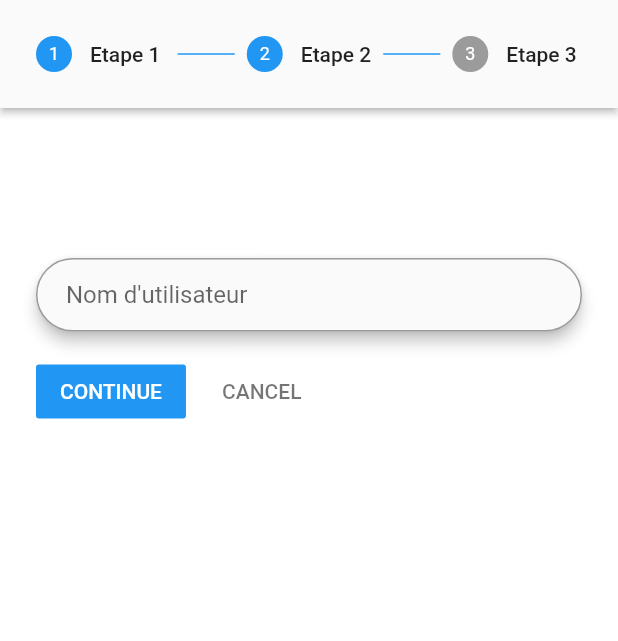
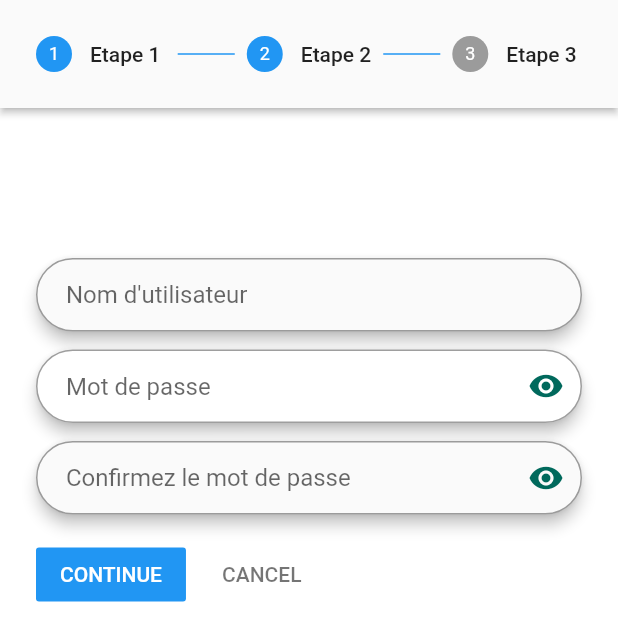
Before and after one commit to ammalimouna/T_7wissa, a Flutter app: the RegisterForm screen opened directly, after a tap on an icon or button, on a phone screen of 412 x 824 dp. Shown: the top 641 px of the screen. Run offline on Flutter 3.47's test engine with Material 2 defaults, Android fonts, the phone set to English and light mode, and no system bars; our stand-ins replace cloud_firestore, firebase_auth; accounts and stored records are empty.

Commit message:
Update registerform.dart

```diff
--- a/lib/screens/authenticate/registerform.dart
+++ b/lib/screens/authenticate/registerform.dart
@@ -28,7 +28,7 @@ class _RegisterFormState extends State<RegisterForm> {
   // text field state
   String nom= '';
     String email= '';
-
+String password='';
   String prenom = '';
   String utilisateur = '';
   String error ='';
@@ -54,6 +54,7 @@ int _currentStep=0;
           child: Stepper(
        type: StepperType.horizontal,
          steps: _mySteps(),
+
          currentStep: this._currentStep,
          onStepTapped: (step){
            setState(() {
@@ -61,12 +62,15 @@ int _currentStep=0;
            });
          },
          onStepContinue: (){
+
            setState(() {
-             if(_formKey.currentState.validate() && this._currentStep>=0)
+             if(_formKey.currentState.validate() && _currentStep < _mySteps().length)
               this._currentStep=this._currentStep+1;
               else{
                   setState(()=> error = 'Oups il faut tout remplir ! ' );
 
+              if(this._currentStep==2)
+                print('On envoie un email');
               }
            });
          },
@@ -90,6 +94,7 @@ int _currentStep=0;
     List<Step> _steps= [
       Step(
         title: Text('Etape 1 '),
+
         content:Column(children: <Widget>[
           /*Champs Nom*/
               Material(
@@ -118,6 +123,7 @@ int _currentStep=0;
                 },
               ),
               ),
+
               SizedBox(height: 12),
               /*Champs Prenom*/
               Material(
@@ -241,11 +247,88 @@ int _currentStep=0;
                 },
               ),
               ),
+
+            /*Champs Email*/
+              SizedBox(height: 12.0),
+            /*Champs Mot de passe*/
+              Material(
+                elevation: 4,
+                 borderRadius: BorderRadius.circular(30.0),
+                 color: Colors.white,
+                child :
+                 TextFormField(
+                obscureText: true,
+                    //TEXT
+                   style: TextStyle(
+                      color:  Colors.grey[900],
+                      fontFamily: "Roboto",
+                      fontStyle:  FontStyle.normal,
+                      fontSize: 16.0
+                    ),
+                    //SHAPE
+                    decoration: InputDecoration(
+                        contentPadding: EdgeInsets.fromLTRB(20.0, 15.0, 20.0, 15.0),
+                        hintText: "Mot de passe",
+                        suffixIcon: Icon (
+                            Icons.remove_red_eye,
+                            color:  Colors.teal[800],
+                        ),
+                        border: OutlineInputBorder(borderRadius: BorderRadius.circular(32.0), )
+                  ),
+                  //Validation de l'entrée
+                controller: _pass,
+                validator: (val) => val.length < 6 ? 'Mot de passe invalide' : null,
+                onChanged: (val) {
+                  setState(() => password = val);
+                },
+              ),
+              ),
+            /*Champs Mot de passe*/
+            SizedBox(height: 12),
+            /*Champs Confirmation Mot de passe*/
+              Material(
+                elevation: 4,
+                 borderRadius: BorderRadius.circular(30.0),
+                child :
+                 TextFormField(
+                obscureText: true,
+                    //TEXT
+                   style: TextStyle(
+                      color:  Colors.grey[900],
+                      fontFamily: "Roboto",
+                      fontStyle:  FontStyle.normal,
+                      fontSize: 16.0
+                    ),
+                    //SHAPE
+                    decoration: InputDecoration(
+                        contentPadding: EdgeInsets.fromLTRB(20.0, 15.0, 20.0, 15.0),
+                        hintText: "Confirmez le mot de passe",
+                        suffixIcon: Icon (
+                            Icons.remove_red_eye,
+                            color:  Colors.teal[800],
+                        ),
+                        border: OutlineInputBorder(borderRadius: BorderRadius.circular(32.0))
+                  ),
+                  controller: _confirmPass,
+                  //Validation de l'entrée
+                  validator: (val){
+                              if(val.isEmpty)
+                                   return 'Empty';
+                              if(val != _pass.text)
+                                   return 'Not Match';
+                              return null;
+                              },
+                onChanged: (val) {
+                  setState(() => password = val);
+                },
+              ),
+              ),
+            /*Champs Confirmation Mot de passe*/
         ],),
         isActive: _currentStep >=1,  ),
         Step(
         title: Text('Etape 3 '),
-        content:TextField(),
+        content:Text('Un email de validation vous est envoyé, veuillez vérifier votre boite mail'),
         isActive: _currentStep >=2,  ),
     ];
     return _steps;
```
